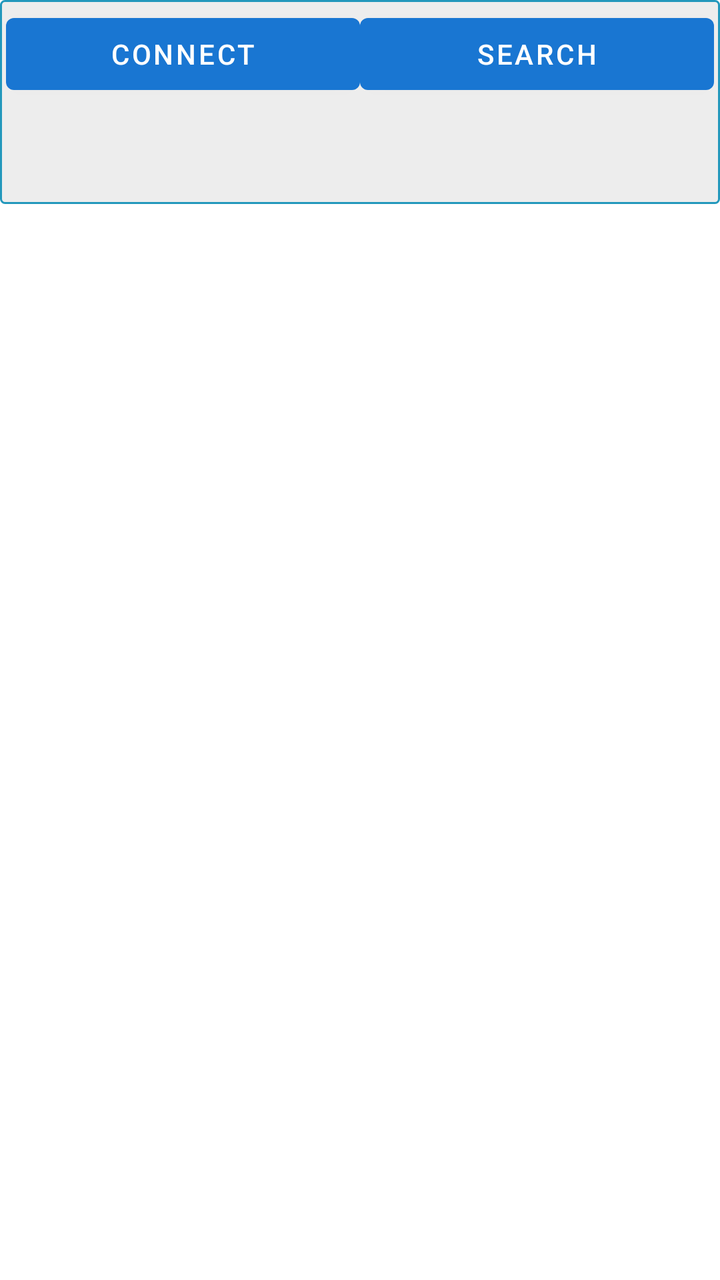
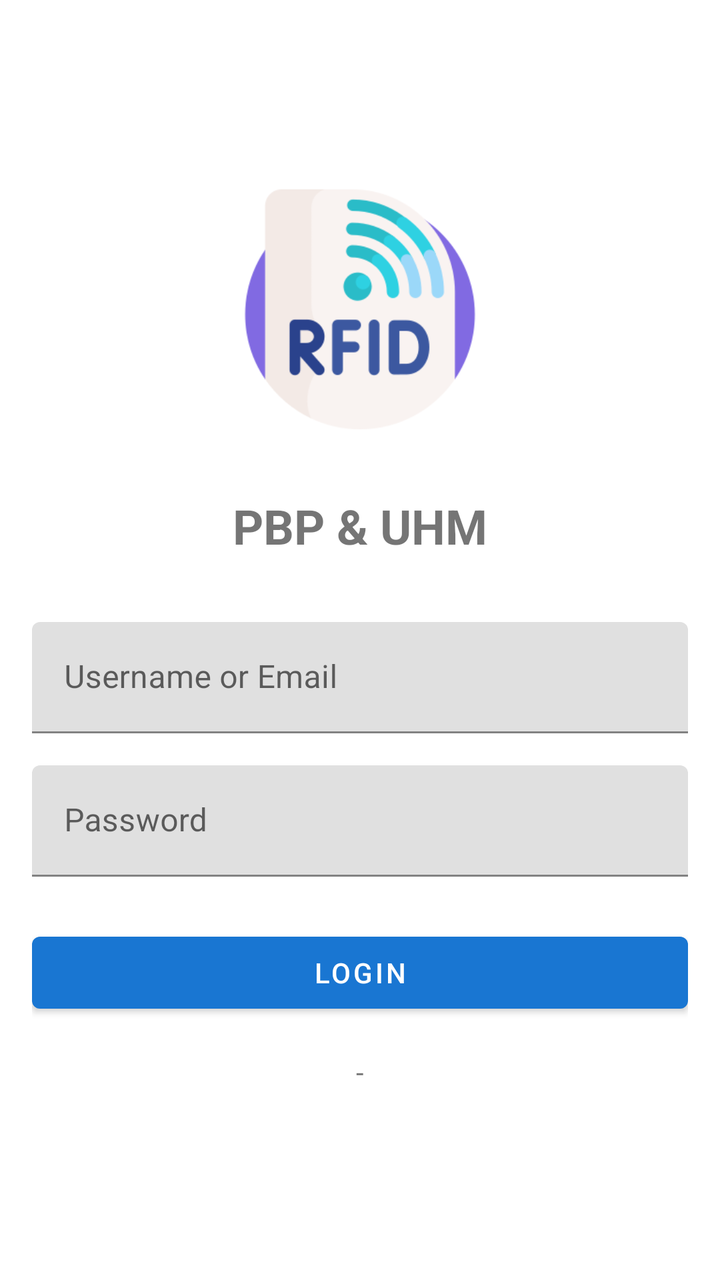

Screens rendered from an Android XML layout before and after an edit, with the pre-edit source and the edit as a unified diff.
<!-- AndroidManifest.xml: application theme AppTheme -->
<!-- res/layout/activity_main.xml -->
<?xml version="1.0" encoding="utf-8"?>
<androidx.fragment.app.FragmentTabHost xmlns:android="http://schemas.android.com/apk/res/android"
    android:id="@android:id/tabhost"
    android:layout_width="match_parent"
    android:layout_height="match_parent">

    <LinearLayout
        android:layout_width="match_parent"
        android:layout_height="match_parent"
        android:orientation="vertical">

        <LinearLayout
            android:layout_width="match_parent"
            android:layout_height="wrap_content"
            android:background="@drawable/rectangle_bg"
            android:orientation="vertical">

            <LinearLayout
                android:layout_width="match_parent"
                android:layout_height="wrap_content">

                <Button
                    android:id="@+id/btn_connect"
                    android:layout_width="0dp"
                    android:layout_height="match_parent"
                    android:layout_weight="1"
                    android:text="@string/Connect" />

                <Button
                    android:id="@+id/btn_search"
                    android:layout_width="0dp"
                    android:layout_height="match_parent"
                    android:layout_weight="1"
                    android:text="@string/title_search" />
            </LinearLayout>

            <TextView
                android:id="@+id/tvAddress"
                android:layout_width="match_parent"
                android:layout_height="wrap_content"
                android:minHeight="48dp"
                android:paddingLeft="4dp"
                android:paddingRight="4dp"
                android:gravity="center_vertical"/>
        </LinearLayout>

        <HorizontalScrollView
            android:id="@+id/hScroller_mytabhostactivity"
            android:layout_width="fill_parent"
            android:layout_height="wrap_content"
            android:fadingEdge="none"
            android:saveEnabled="false"
            android:scrollbars="horizontal"
            android:scrollbarSize="2dp"
            android:background="@color/blue_qian">

            <TabWidget
                android:id="@android:id/tabs"
                android:layout_width="wrap_content"
                android:layout_height="wrap_content"
                android:orientation="horizontal" />
        </HorizontalScrollView>

        <FrameLayout
            android:id="@android:id/tabcontent"
            android:layout_width="0dp"
            android:layout_height="0dp"
            android:layout_weight="0" />

        <FrameLayout
            android:id="@+id/realtabcontent"
            android:layout_width="match_parent"
            android:layout_height="0dp"
            android:layout_weight="1" />

    </LinearLayout>

    
































































    















</androidx.fragment.app.FragmentTabHost>
<!-- resources referenced by this layout -->
<resources>
  <color name="blue_qian">#e0edff</color>
  <!-- drawable rectangle_bg (drawable) -->
  <?xml version="1.0" encoding="utf-8"?>
  <shape xmlns:android="http://schemas.android.com/apk/res/android"
      android:shape="rectangle" >
  
      <corners
          android:topLeftRadius="2dp"
          android:topRightRadius="2dp"
          android:bottomLeftRadius="2dp"
          android:bottomRightRadius="2dp"/>
  
      <solid android:color="@color/gray3" />
  
      <padding
          android:bottom="3dp"
          android:left="3dp"
          android:right="3dp"
          android:top="3dp" />
  
      <stroke
          android:width="1dip"
          android:color="@color/blue2" />
  
  </shape>
  <string name="Connect">Connect</string>
  <string name="title_search">Search</string>
  <style name="AppTheme" parent="Theme.MaterialComponents.Light.DarkActionBar">
          <item name="colorPrimary">@color/colorPrimary</item>
          <item name="colorPrimaryDark">@color/colorPrimaryDark</item>
          <item name="colorAccent">@color/colorAccent</item>
      </style>
  <color name="gray3">#ededed</color>
  <color name="blue2">#2398bc</color>
  <color name="colorPrimary">#1976D2</color>
  <color name="colorPrimaryDark">#1565C0</color>
  <color name="colorAccent">#FFC107</color>
</resources>

<!-- the commit's change to res/layout/activity_main.xml (unified diff, before → after) -->
@@ -1,36 +1,46 @@
 <?xml version="1.0" encoding="utf-8"?>
-<androidx.fragment.app.FragmentTabHost xmlns:android="http://schemas.android.com/apk/res/android"
-    android:id="@android:id/tabhost"
+<FrameLayout xmlns:android="http://schemas.android.com/apk/res/android"
+    xmlns:app="http://schemas.android.com/apk/res-auto"
     android:layout_width="match_parent"
     android:layout_height="match_parent">
 
+    
     <LinearLayout
+        android:id="@+id/mainContent"
         android:layout_width="match_parent"
         android:layout_height="match_parent"
-        android:orientation="vertical">
-
+        android:orientation="vertical"
+        android:visibility="gone">
+
+        
         <LinearLayout
-            android:layout_width="match_parent"
-            android:layout_height="wrap_content"
-            android:background="@drawable/rectangle_bg"
-            android:orientation="vertical">
+            android:id="@+id/view_menu"
+            android:layout_width="match_parent"
+            android:layout_height="match_parent"
+            android:orientation="vertical"
+            android:padding="16dp"
+            android:visibility="visible">
 
             <LinearLayout
                 android:layout_width="match_parent"
-                android:layout_height="wrap_content">
+                android:layout_height="wrap_content"
+                android:orientation="horizontal"
+                android:layout_marginBottom="16dp">
 
                 <Button
                     android:id="@+id/btn_connect"
                     android:layout_width="0dp"
-                    android:layout_height="match_parent"
+                    android:layout_height="wrap_content"
                     android:layout_weight="1"
+                    android:layout_marginEnd="4dp"
                     android:text="@string/Connect" />
 
                 <Button
                     android:id="@+id/btn_search"
                     android:layout_width="0dp"
-                    android:layout_height="match_parent"
+                    android:layout_height="wrap_content"
                     android:layout_weight="1"
+                    android:layout_marginStart="4dp"
                     android:text="@string/title_search" />
             </LinearLayout>
 
@@ -41,119 +51,152 @@
                 android:minHeight="48dp"
                 android:paddingLeft="4dp"
                 android:paddingRight="4dp"
-                android:gravity="center_vertical"/>
+                android:gravity="center_vertical"
+                android:layout_marginBottom="16dp"/>
+
+            <com.google.android.material.button.MaterialButton
+                android:id="@+id/btnMoveOrder"
+                android:layout_width="match_parent"
+                android:layout_height="wrap_content"
+                android:text="Move Order"
+                android:layout_marginBottom="8dp"/>
+
+            <com.google.android.material.button.MaterialButton
+                android:id="@+id/btnPickingOrder"
+                android:layout_width="match_parent"
+                android:layout_height="wrap_content"
+                android:text="Picking Order"/>
         </LinearLayout>
 
-        <HorizontalScrollView
-            android:id="@+id/hScroller_mytabhostactivity"
-            android:layout_width="fill_parent"
-            android:layout_height="wrap_content"
-            android:fadingEdge="none"
-            android:saveEnabled="false"
-            android:scrollbars="horizontal"
-            android:scrollbarSize="2dp"
-            android:background="@color/blue_qian">
-
-            <TabWidget
-                android:id="@android:id/tabs"
-                android:layout_width="wrap_content"
-                android:layout_height="wrap_content"
-                android:orientation="horizontal" />
-        </HorizontalScrollView>
-
-        <FrameLayout
-            android:id="@android:id/tabcontent"
-            android:layout_width="0dp"
-            android:layout_height="0dp"
-            android:layout_weight="0" />
-
-        <FrameLayout
-            android:id="@+id/realtabcontent"
-            android:layout_width="match_parent"
-            android:layout_height="0dp"
-            android:layout_weight="1" />
-
+        
+        <LinearLayout
+            android:id="@+id/view_tabhost"
+            android:layout_width="match_parent"
+            android:layout_height="match_parent"
+            android:orientation="vertical"
+            android:visibility="gone">
+
+            <androidx.fragment.app.FragmentTabHost
+                android:id="@android:id/tabhost"
+                android:layout_width="match_parent"
+                android:layout_height="match_parent">
+
+                <LinearLayout
+                    android:layout_width="match_parent"
+                    android:layout_height="match_parent"
+                    android:orientation="vertical">
+
+                    <HorizontalScrollView
+                        android:id="@+id/hScroller_mytabhostactivity"
+                        android:layout_width="fill_parent"
+                        android:layout_height="wrap_content"
+                        android:fadingEdge="none"
+                        android:saveEnabled="false"
+                        android:scrollbars="horizontal"
+                        android:scrollbarSize="2dp"
+                        android:background="@color/blue_qian">
+
+                        <TabWidget
+                            android:id="@android:id/tabs"
+                            android:layout_width="wrap_content"
+                            android:layout_height="wrap_content"
+                            android:orientation="horizontal" />
+                    </HorizontalScrollView>
+
+                    <FrameLayout
+                        android:id="@android:id/tabcontent"
+                        android:layout_width="0dp"
+                        android:layout_height="0dp"
+                        android:layout_weight="0" />
+
+                    <FrameLayout
+                        android:id="@+id/realtabcontent"
+                        android:layout_width="match_parent"
+                        android:layout_height="0dp"
+                        android:layout_weight="1" />
+
+                </LinearLayout>
+            </androidx.fragment.app.FragmentTabHost>
+        </LinearLayout>
     </LinearLayout>
 
     
-
-
-
-
-
-
-
-
-
-
-
-
-
-
-
-
-
-
-
-
-
-
-
-
-
-
-
-
-
-
-
-
-
-
-
-
-
-
-
-
-
-
-
-
-
-
-
-
-
-
-
-
-
-
-
-
-
-
-
-
-
-
-
+    <LinearLayout
+        android:id="@+id/view_login"
+        android:layout_width="match_parent"
+        android:layout_height="match_parent"
+        android:orientation="vertical"
+        android:padding="16dp"
+        android:gravity="center"
+        android:visibility="visible">
+
+        <ImageView
+            android:layout_width="120dp"
+            android:layout_height="120dp"
+            android:src="@drawable/app_logo"
+            android:layout_marginBottom="32dp"/>
+
+        <TextView
+            android:layout_width="wrap_content"
+            android:layout_height="wrap_content"
+            android:text="PBP &amp; UHM"
+            android:textSize="24sp"
+            android:textStyle="bold"
+            android:layout_marginBottom="32dp"/>
+
+        <com.google.android.material.textfield.TextInputLayout
+            android:layout_width="match_parent"
+            android:layout_height="wrap_content"
+            android:layout_marginBottom="16dp">
+
+            <com.google.android.material.textfield.TextInputEditText
+                android:id="@+id/etUsername"
+                android:layout_width="match_parent"
+                android:layout_height="wrap_content"
+                android:hint="Username or Email"
+                android:inputType="textEmailAddress"/>
+        </com.google.android.material.textfield.TextInputLayout>
+
+        <com.google.android.material.textfield.TextInputLayout
+            android:layout_width="match_parent"
+            android:layout_height="wrap_content"
+            android:layout_marginBottom="24dp">
+
+            <com.google.android.material.textfield.TextInputEditText
+                android:id="@+id/etPassword"
+                android:layout_width="match_parent"
+                android:layout_height="wrap_content"
+                android:hint="Password"
+                android:inputType="textPassword"/>
+        </com.google.android.material.textfield.TextInputLayout>
+
+        <com.google.android.material.button.MaterialButton
+            android:id="@+id/btnLogin"
+            android:layout_width="match_parent"
+            android:layout_height="wrap_content"
+            android:text="Login"/>
+
+        <TextView
+            android:id="@+id/tvDeviceId"
+            android:layout_width="wrap_content"
+            android:layout_height="wrap_content"
+            android:layout_marginTop="16dp"
+            android:text="-"/>
+    </LinearLayout>
 
     
-
-
-
-
-
-
-
-
-
-
-
-
-
-
-
-</androidx.fragment.app.FragmentTabHost>
+    <FrameLayout
+        android:id="@+id/loadingOverlay"
+        android:layout_width="match_parent"
+        android:layout_height="match_parent"
+        android:background="@color/white"
+        android:visibility="gone">
+
+        <ProgressBar
+            android:id="@+id/progressBar"
+            android:layout_width="wrap_content"
+            android:layout_height="wrap_content"
+            android:layout_gravity="center"/>
+    </FrameLayout>
+
+</FrameLayout>
<!-- resource entries referenced after the edit -->
@@ -1,30 +1,8 @@
 <!-- resources referenced by this layout -->
 <resources>
   <color name="blue_qian">#e0edff</color>
-  <!-- drawable rectangle_bg (drawable) -->
-  <?xml version="1.0" encoding="utf-8"?>
-  <shape xmlns:android="http://schemas.android.com/apk/res/android"
-      android:shape="rectangle" >
-  
-      <corners
-          android:topLeftRadius="2dp"
-          android:topRightRadius="2dp"
-          android:bottomLeftRadius="2dp"
-          android:bottomRightRadius="2dp"/>
-  
-      <solid android:color="@color/gray3" />
-  
-      <padding
-          android:bottom="3dp"
-          android:left="3dp"
-          android:right="3dp"
-          android:top="3dp" />
-  
-      <stroke
-          android:width="1dip"
-          android:color="@color/blue2" />
-  
-  </shape>
+  <color name="white">#FFFFFF</color>
+  <!-- drawable app_logo: png bitmap (drawable, 16245 bytes) -->
   <string name="Connect">Connect</string>
   <string name="title_search">Search</string>
   <style name="AppTheme" parent="Theme.MaterialComponents.Light.DarkActionBar">
@@ -32,8 +10,6 @@
           <item name="colorPrimaryDark">@color/colorPrimaryDark</item>
           <item name="colorAccent">@color/colorAccent</item>
       </style>
-  <color name="gray3">#ededed</color>
-  <color name="blue2">#2398bc</color>
   <color name="colorPrimary">#1976D2</color>
   <color name="colorPrimaryDark">#1565C0</color>
   <color name="colorAccent">#FFC107</color>
